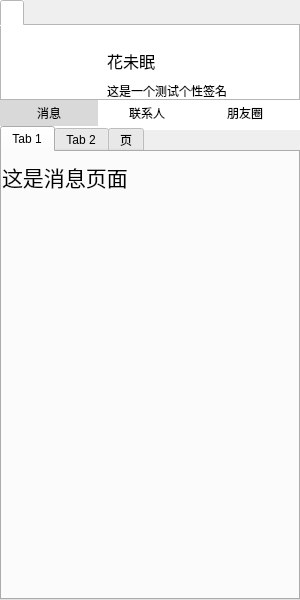
Before: the Qt Designer form view/MainWidget.ui in linhaojun857/cooper-im-client, drawn with Qt 5.
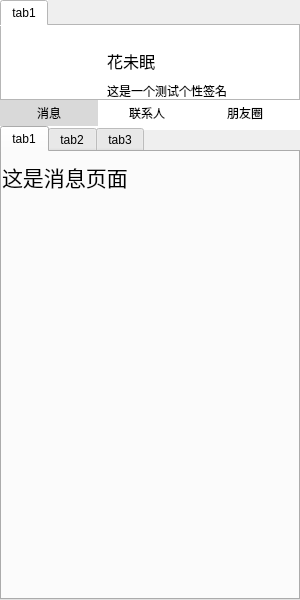
After: the same form once the commit is applied. The open tabs and pages were chosen to show the change. Icons and pictures are not drawn.

```diff
--- a/view/MainWidget.ui
+++ b/view/MainWidget.ui
@@ -27,7 +27,7 @@
    </property>
    <widget class="QWidget" name="tab">
     <attribute name="title">
-     <string/>
+     <string>tab1</string>
     </attribute>
     <widget class="QLabel" name="m_avatarLabel">
      <property name="geometry">
@@ -179,7 +179,7 @@
    </property>
    <widget class="QWidget" name="tab1">
     <attribute name="title">
-     <string>Tab 1</string>
+     <string>tab1</string>
     </attribute>
     <widget class="QLabel" name="label_4">
      <property name="geometry">
@@ -202,7 +202,7 @@
    </widget>
    <widget class="QWidget" name="tab2">
     <attribute name="title">
-     <string>Tab 2</string>
+     <string>tab2</string>
     </attribute>
     <widget class="QLabel" name="label_5">
      <property name="geometry">
@@ -225,7 +225,7 @@
    </widget>
    <widget class="QWidget" name="tab3">
     <attribute name="title">
-     <string>页</string>
+     <string>tab3</string>
     </attribute>
     <widget class="QLabel" name="label_6">
      <property name="geometry">
```
Left out of the diff: 2 changed lines with no effect on the pictures.
